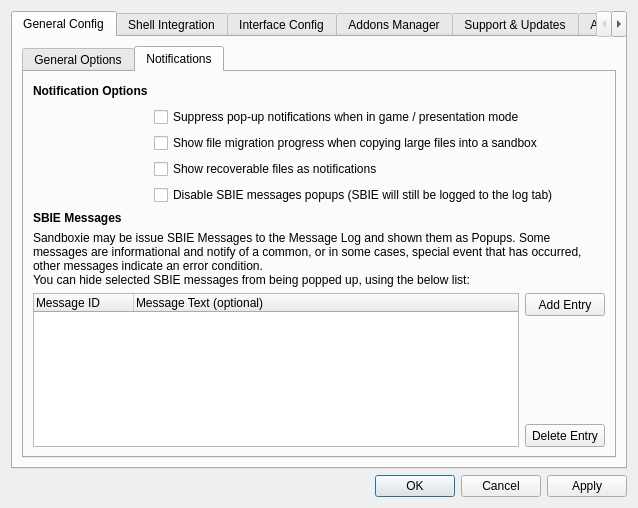
sandboxie-plus/Sandboxie, file SandboxiePlus/SandMan/Forms/SettingsWindow.ui: the form before one commit.
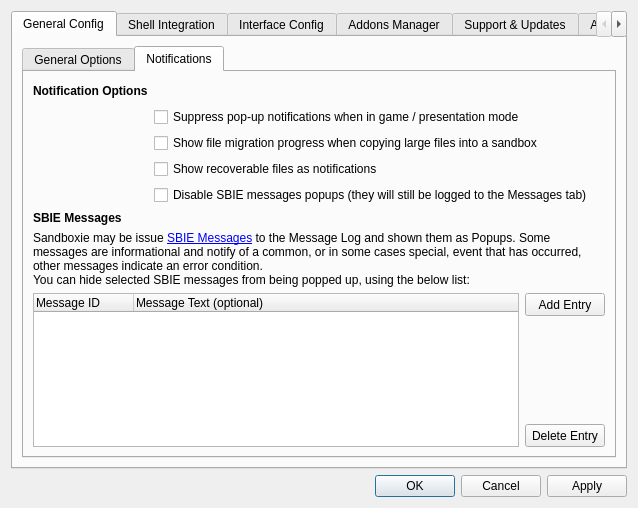
The form after the commit. The open tabs and pages were chosen to show the change. Icons and pictures are not drawn.

Diff of the .ui file:
```diff
--- a/SandboxiePlus/SandMan/Forms/SettingsWindow.ui
+++ b/SandboxiePlus/SandMan/Forms/SettingsWindow.ui
@@ -320,7 +320,7 @@
                   </size>
                  </property>
                  <property name="text">
-                  <string>Sandboxie may be issue &lt;a href= &quot;sbie://docs/ sbiemessages&quot;&gt;SBIE Messages&lt;/a&gt; to the Message Log and shown them as Popups. Some messages are informational and notify of a common, or in some cases, special event that has occurred, other messages indicate an error condition.&lt;br /&gt;You can hide selected SBIE messages from being popped up, using the below list:</string>
+                  <string>Sandboxie may be issue &lt;a href=&quot;sbie://docs/sbiemessages&quot;&gt;SBIE Messages&lt;/a&gt; to the Message Log and shown them as Popups. Some messages are informational and notify of a common, or in some cases special, event that has occurred, other messages indicate an error condition.&lt;br /&gt;You can hide selected SBIE messages from being popped up, using the below list:</string>
                  </property>
                  <property name="wordWrap">
                   <bool>true</bool>
@@ -333,7 +333,7 @@
                <item row="5" column="1" colspan="3">
                 <widget class="QCheckBox" name="chkNoMessages">
                  <property name="text">
-                  <string>Disable SBIE messages popups (SBIE will still be logged to the log tab)</string>
+                  <string>Disable SBIE messages popups (they will still be logged to the Messages tab)</string>
                  </property>
                  <property name="checked">
                   <bool>false</bool>
```
Left out of the diff: 2 changed lines with no effect on the pictures.
